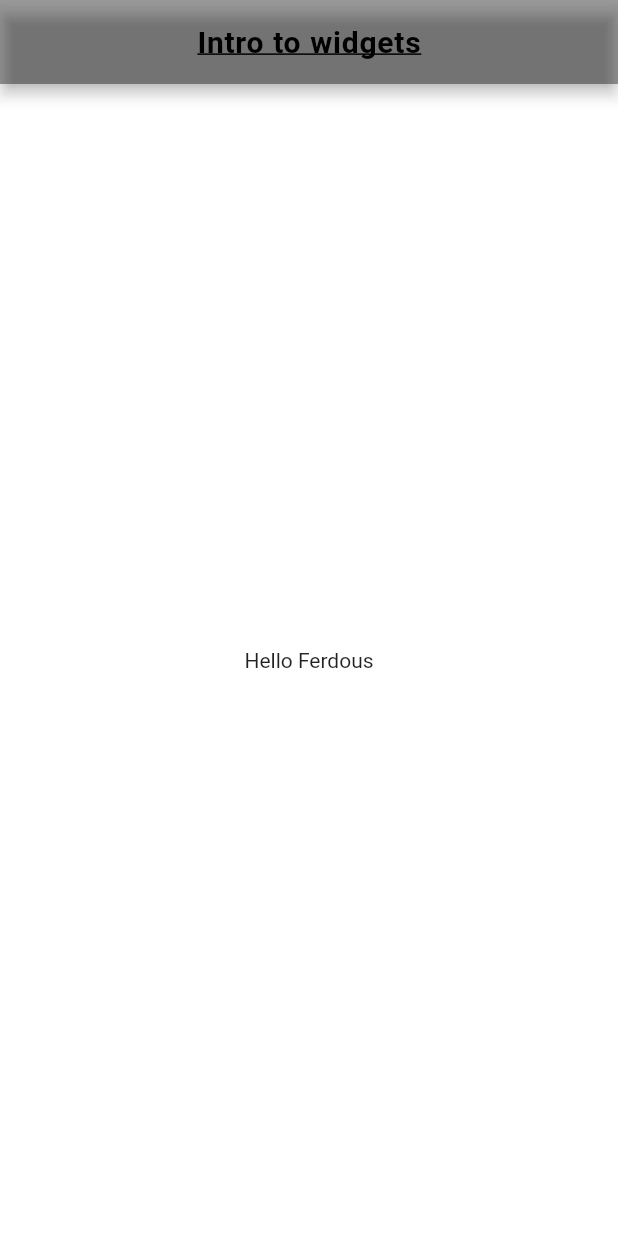
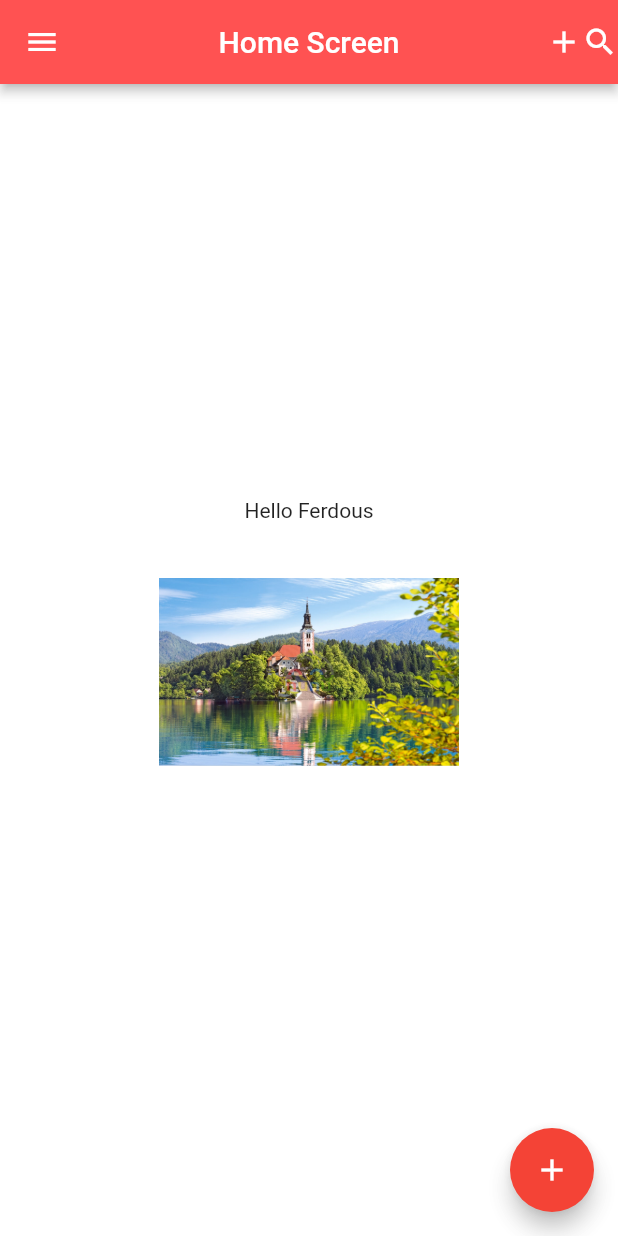
Before and after one commit to MHFerdous/Flutter_RestAPI_FireBase, a Flutter app: the screen it shows after launch, on a phone screen of 412 x 824 dp. Run offline on Flutter 3.47's test engine with Material 2 defaults, Android fonts, the phone set to English and light mode, and no system bars.

Commit message:
Assignment added

```diff
--- a/lib/main.dart
+++ b/lib/main.dart
@@ -13,7 +13,8 @@ class MyApp extends StatelessWidget {
 
   @override
   Widget build(BuildContext context) {
-    return MaterialApp(title: appName, home: HomeScreen());
+    return MaterialApp(
+        debugShowCheckedModeBanner: false, title: appName, home: HomeScreen());
   }
 }
 
@@ -24,25 +25,77 @@ class HomeScreen extends StatelessWidget {
       backgroundColor: Colors.white70,
       appBar: AppBar(
         title: Text(
-          'Intro to widgets',
-          textAlign: TextAlign.start,
-          style: TextStyle(
-            color: Colors.black,
-            fontWeight: FontWeight.w700,
-            wordSpacing: 0.5,
-            letterSpacing: 0.5,
-            fontSize: 20,
-            decoration: TextDecoration.underline,
-          ),
+          'Home Screen',
         ),
-        backgroundColor: Colors.black38,
+        elevation: 3,
+        backgroundColor: Colors.redAccent,
         centerTitle: true,
+        actions: [
+          Icon(Icons.add),
+          Icon(Icons.search),
+        ],
       ),
       body: Center(
           child: Column(
         mainAxisAlignment: MainAxisAlignment.center,
-        children: [Text('Hello Ferdous')],
+        children: [
+          Text('Hello Ferdous'),
+          Image.asset("assets/images/R.jpeg", height: 200, width: 200),
+        ],
       )),
+      floatingActionButton: FloatingActionButton(
+        onPressed: () {},
+        child: Icon(Icons.add),
+        backgroundColor: Colors.red,
+      ),
+      drawer: Drawer(
+        child: ListView(children: [
+          DrawerHeader(
+              padding: EdgeInsets.all(0),
+              child: UserAccountsDrawerHeader(
+                decoration: BoxDecoration(color: Colors.blueGrey),
+                accountName: Text(
+                  'Mess Name',
+                  style: TextStyle(color: Colors.white),
+                ),
+                accountEmail: Text('messSylhet2023@gmail.com',
+                    style: TextStyle(color: Colors.white)),
+                currentAccountPicture: Image.network(
+                    'https://cdn0.iconfinder.com/data/icons/education-school-science/100/29-512.png'),
+                //currentAccountPictureSize: Size.square(150),
+              )),
+          ListTile(
+            leading: Icon(Icons.person),
+            title: Text('My Profile'),
+            hoverColor: Colors.grey,
+            onTap: () {},
+          ),
+          ListTile(
+            leading: Icon(Icons.home),
+            title: Text('Home'),
+            hoverColor: Colors.grey,
+            onTap: () {},
+          ),
+          ListTile(
+            leading: Icon(Icons.call),
+            title: Text('Contact with Manager'),
+            hoverColor: Colors.grey,
+            onTap: () {},
+          ),
+          ListTile(
+            leading: Icon(Icons.report_gmailerrorred_outlined),
+            title: Text('Report to Manager'),
+            hoverColor: Colors.grey,
+            onTap: () {},
+          ),
+          ListTile(
+            leading: Icon(Icons.question_mark),
+            title: Text('About'),
+            hoverColor: Colors.grey,
+            onTap: () {},
+          ),
+        ]),
+      ),
     );
   }
 }
```
Also changed, not shown: pubspec.yaml (+12 -68 lines), assets/images/R.jpeg (added), pubspec.lock.
